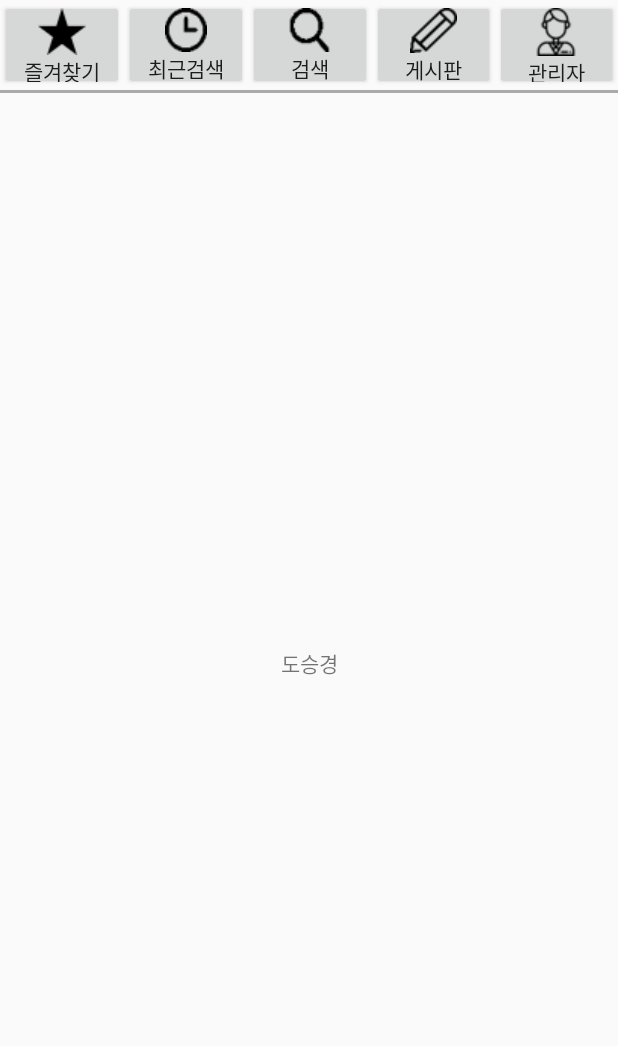
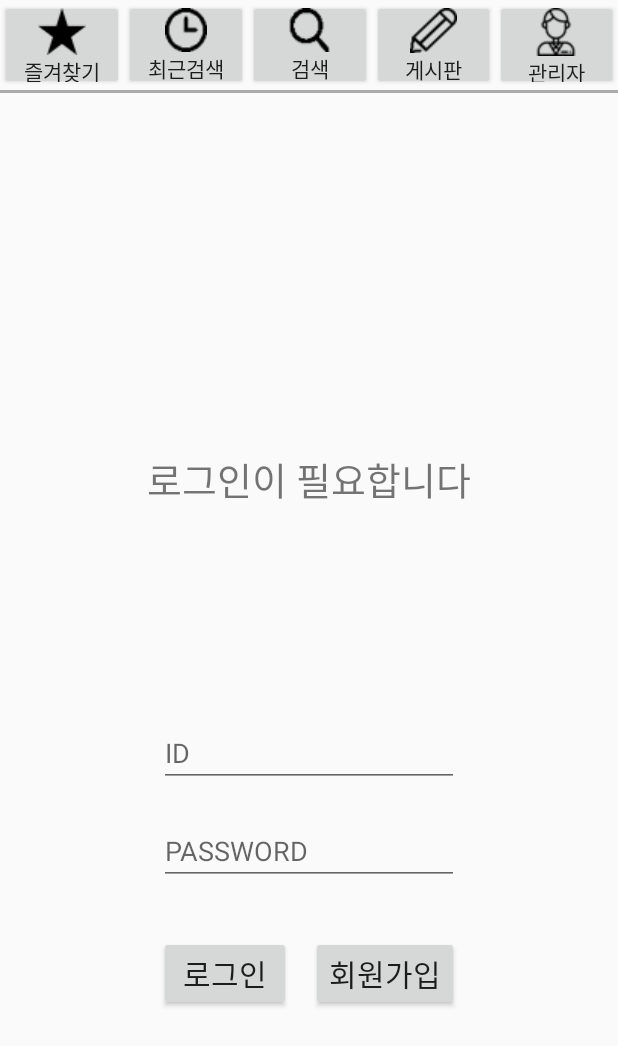
Before and after one commit to GiziSH/gizi_final-master, an Android app: the fragment Fragment5 placed in its activity, on a phone screen of 412 x 824 dp. Shown: the top 1046 px of the screen. Run offline under Robolectric (Android 15) with nearby library versions, the phone set to English and light mode, and no system bars.

Commit message:
회원가입,로그인

```diff
--- a/app/src/main/AndroidManifest.xml
+++ b/app/src/main/AndroidManifest.xml
@@ -22,6 +22,7 @@
         </activity>
 
         <activity android:name=".MainActivity"/>
+
     </application>
 
 </manifest>
--- a/app/src/main/res/layout/fragment_fragment1.xml
+++ b/app/src/main/res/layout/fragment_fragment1.xml
@@ -2,7 +2,7 @@
     xmlns:tools="http://schemas.android.com/tools"
     android:layout_width="match_parent"
     android:layout_height="match_parent"
-    tools:context="com.suhyun.gizi2.Fragment1">
+    >
 
     <TextView
 
--- a/app/src/main/res/layout/fragment_fragment2.xml
+++ b/app/src/main/res/layout/fragment_fragment2.xml
@@ -2,7 +2,7 @@
     xmlns:tools="http://schemas.android.com/tools"
     android:layout_width="match_parent"
     android:layout_height="match_parent"
-    tools:context="com.suhyun.gizi2.Fragment1">
+   >
 
 
     <TextView
--- a/app/src/main/res/layout/fragment_fragment3.xml
+++ b/app/src/main/res/layout/fragment_fragment3.xml
@@ -3,7 +3,7 @@
     xmlns:tools="http://schemas.android.com/tools"
     android:layout_width="match_parent"
     android:layout_height="match_parent"
-    tools:context="com.suhyun.gizi2.Fragment1">
+    >
 
     <LinearLayout
         android:layout_marginTop="5dp"
--- a/app/src/main/res/layout/fragment_fragment4.xml
+++ b/app/src/main/res/layout/fragment_fragment4.xml
@@ -2,7 +2,7 @@
     xmlns:tools="http://schemas.android.com/tools"
     android:layout_width="match_parent"
     android:layout_height="match_parent"
-    tools:context="com.suhyun.gizi2.Fragment1">
+    >
 
     <!-- TODO: Update blank fragment layout -->
     <Button
--- a/app/src/main/res/layout/fragment_fragment5.xml
+++ b/app/src/main/res/layout/fragment_fragment5.xml
@@ -1,14 +1,70 @@
-<FrameLayout xmlns:android="http://schemas.android.com/apk/res/android"
+<?xml version="1.0" encoding="utf-8"?>
+<RelativeLayout xmlns:android="http://schemas.android.com/apk/res/android"
+    xmlns:app="http://schemas.android.com/apk/res-auto"
     xmlns:tools="http://schemas.android.com/tools"
     android:layout_width="match_parent"
     android:layout_height="match_parent"
+    android:gravity="center"
+    android:weightSum="10"
     >
 
-    <!-- TODO: Update blank fragment layout -->
+
     <TextView
+        android:layout_width="match_parent"
+        android:layout_height="wrap_content"
+        android:layout_alignParentTop="true"
+        android:layout_centerHorizontal="true"
+        android:layout_marginTop="100dp"
+        android:layout_above="@+id/et_id"
+        android:layout_weight="3"
         android:gravity="center"
-        android:layout_width="match_parent"
-        android:layout_height="match_parent"
-        android:text="도승경" />
+        android:text="로그인이 필요합니다"
+        android:textSize="25sp" />
 
-</FrameLayout>
+    <EditText
+        android:id="@+id/et_id"
+        android:layout_width="200dp"
+        android:layout_height="wrap_content"
+        android:layout_above="@+id/et_password"
+        android:layout_alignStart="@+id/et_password"
+        android:layout_gravity="center"
+        android:hint="ID" />
+
+    <EditText
+        android:id="@+id/et_password"
+        android:layout_width="200dp"
+        android:layout_height="wrap_content"
+        android:layout_alignParentBottom="true"
+        android:layout_centerHorizontal="true"
+        android:layout_gravity="center"
+        android:layout_marginBottom="234dp"
+        android:layout_marginTop="20dp"
+        android:hint="PASSWORD" />
+
+    <Button
+        android:id="@+id/bt_login"
+        android:layout_width="wrap_content"
+        android:layout_height="wrap_content"
+        android:layout_alignStart="@+id/et_password"
+        android:layout_below="@+id/et_password"
+        android:layout_gravity="center"
+        android:layout_marginTop="-200dp"
+        android:clickable="true"
+        android:onClick="bt_login"
+        android:text="로그인"
+        android:textSize="20dp"></Button>
+
+    <Button
+        android:id="@+id/bt_signin"
+        android:layout_width="wrap_content"
+        android:layout_height="wrap_content"
+        android:layout_alignEnd="@+id/et_id"
+        android:layout_below="@+id/et_password"
+        android:layout_gravity="center"
+        android:layout_marginTop="-200dp"
+        android:clickable="true"
+        android:onClick="bt_signin"
+        android:text="회원가입"
+        android:textSize="20dp"></Button>
+
+</RelativeLayout>
--- a/app/src/main/res/layout/signin.xml
+++ /dev/null
@@ -1,6 +0,0 @@
-<?xml version="1.0" encoding="utf-8"?>
-<LinearLayout xmlns:android="http://schemas.android.com/apk/res/android"
-    android:orientation="vertical" android:layout_width="match_parent"
-    android:layout_height="match_parent">
-
-</LinearLayout>
```
Also changed, not shown: app/src/main/java/com/dsk/gizi_final/F5_signin.java (added, +223 -0 lines), app/src/main/java/com/dsk/gizi_final/Fragment5.java (+345 -2 lines), app/src/main/res/layout/f5_signin.xml (added, +55 -0 lines).
